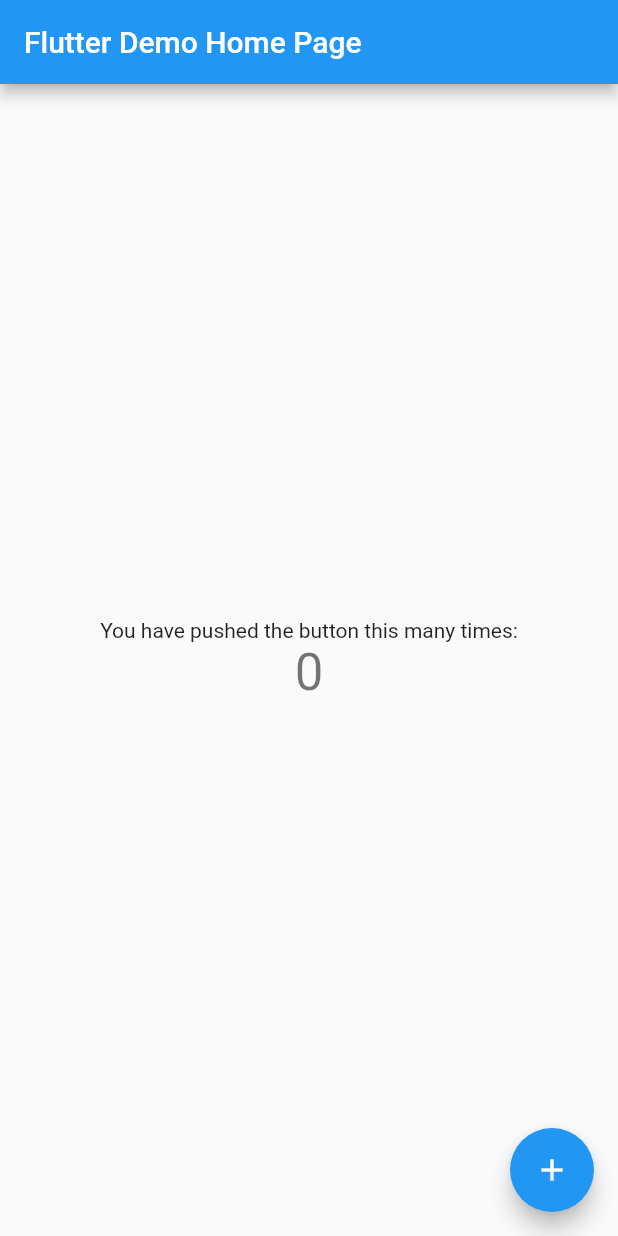
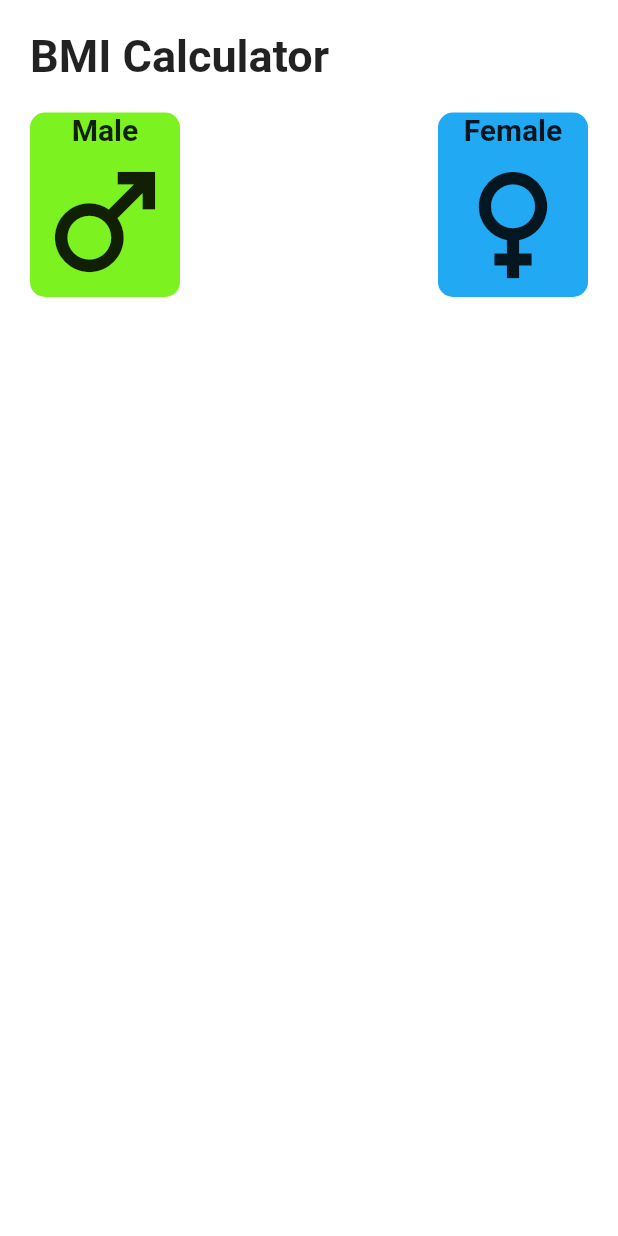
Before and after one commit to Thambara-20/Health-Pro, a Flutter app: the screen it shows after launch, on a phone screen of 412 x 824 dp. Run offline on Flutter 3.47's test engine with Material 2 defaults, Android fonts, the phone set to English and light mode, and no system bars.

Commit message:
initialized layout

```diff
--- a/bmicalculator/lib/main.dart
+++ b/bmicalculator/lib/main.dart
@@ -1,3 +1,4 @@
+import 'package:bmicalculator/main_page.dart';
 import 'package:flutter/material.dart';
 
 void main() {
@@ -16,61 +17,7 @@ class MyApp extends StatelessWidget {
 
         primarySwatch: Colors.blue,
       ),
-      home: const MyHomePage(title: 'Flutter Demo Home Page'),
+      home: const MainPage(),
     );
   }
 }
-
-class MyHomePage extends StatefulWidget {
-  const MyHomePage({super.key, required this.title});
-
-
-
-  final String title;
-
-  @override
-  State<MyHomePage> createState() => _MyHomePageState();
-}
-
-class _MyHomePageState extends State<MyHomePage> {
-  int _counter = 0;
-
-  void _incrementCounter() {
-    setState(() {
-
-      _counter++;
-    });
-  }
-
-  @override
-  Widget build(BuildContext context) {
-
-    return Scaffold(
-      appBar: AppBar(
-
-        title: Text(widget.title),
-      ),
-      body: Center(
-
-        child: Column(
-
-          mainAxisAlignment: MainAxisAlignment.center,
-          children: <Widget>[
-            const Text(
-              'You have pushed the button this many times:',
-            ),
-            Text(
-              '$_counter',
-              style: Theme.of(context).textTheme.headlineMedium,
-            ),
-          ],
-        ),
-      ),
-      floatingActionButton: FloatingActionButton(
-        onPressed: _incrementCounter,
-        tooltip: 'Increment',
-        child: const Icon(Icons.add),
-      ), // This trailing comma makes auto-formatting nicer for build methods.
-    );
-  }
-}
--- /dev/null
+++ b/bmicalculator/lib/main_page.dart
@@ -0,0 +1,96 @@
+import 'package:flutter/material.dart';
+
+class MainPage extends StatefulWidget {
+  const MainPage({super.key});
+
+  @override
+  State<MainPage> createState() => _MainPageState();
+}
+
+class _MainPageState extends State<MainPage> {
+  @override
+  Widget build(BuildContext context) {
+    return Scaffold(
+      body: SafeArea(
+        child: Container(
+          color: Colors.white,
+          child: Column(
+            children: [
+              Row(
+                children: [
+                  Container(
+                    margin: const EdgeInsets.only(top: 20, left: 20),
+                    child: const Text(
+                      'BMI Calculator',
+                      style: TextStyle(
+                        fontSize: 30,
+                        fontWeight: FontWeight.bold,
+                      ),
+                    ),
+                  ),
+                ],
+              ),
+              Row(
+                children: [
+                  Column(
+                    children: [
+                      Container(
+
+                          decoration: BoxDecoration(
+                            color: Color.fromARGB(255, 124, 243, 33),
+                            borderRadius: BorderRadius.circular(10),
+                          ),
+                          margin: const EdgeInsets.only(top: 20, left: 20),
+                          child: Column(
+                            children: const [
+                            Text(
+                              'Male',
+                              style: TextStyle(
+                                fontSize: 20,
+                                fontWeight: FontWeight.bold,
+                              ),
+                            ),
+                            Icon(
+                              Icons.male,
+                              size: 100,
+                            ),
+                          ])),
+                    ],
+                  ),
+                  Spacer(),
+                  Column(
+                    children: [
+                      Container(
+
+                          decoration: BoxDecoration(
+                            color: Color.fromARGB(255, 33, 170, 243),
+                            borderRadius: BorderRadius.circular(10),
+                          )
+                          ,
+
+                          margin: const   EdgeInsets.only(
+                              top: 20, left: 20, right: 20),
+                          child: Column(children: const [
+                            Text(
+                              'Female',
+                              style: TextStyle(
+                                fontSize: 20,
+                                fontWeight: FontWeight.bold,
+                              ),
+                            ),
+                            Icon(
+                              Icons.female,
+                              size: 100,
+                            )
+                          ])),
+                    ],
+                  ),
+                ],
+              ),
+            ],
+          ),
+        ),
+      ),
+    );
+  }
+}
```
